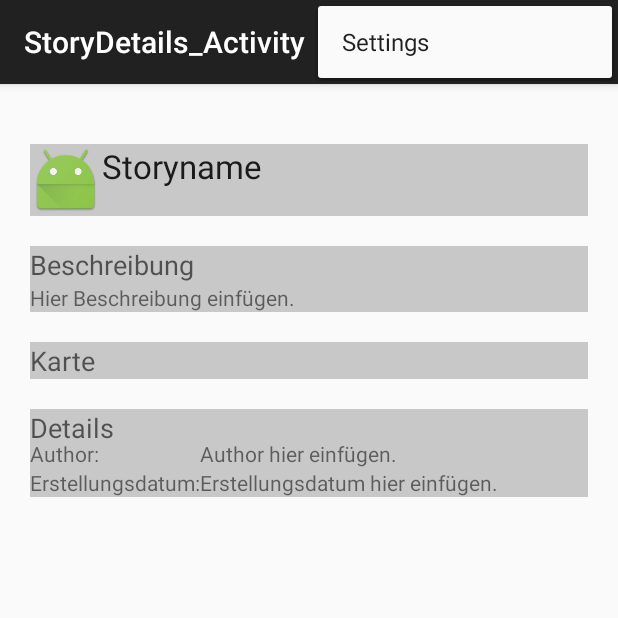
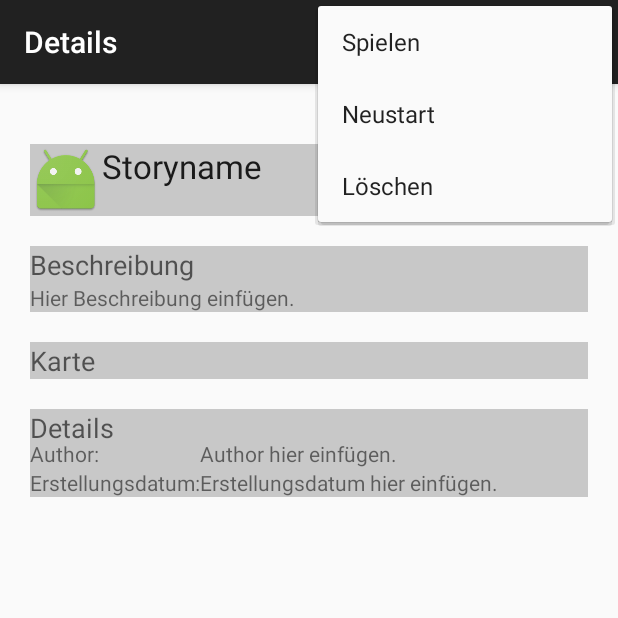
Before and after one commit to r0bn/swp2, an Android app: the StoryDetails_Activity screen opened directly, with no data from a screen before it, with the options menu open, on a phone screen of 412 x 824 dp, the top half of it. Run offline under Robolectric (Android 15) with nearby library versions, the light colour scheme and no system bars.

Commit message:
Details_Activity: Menüband für installierte Storys

```diff
--- a/player/StorytellAR/app/src/main/res/menu/menu_story_details_.xml
+++ b/player/StorytellAR/app/src/main/res/menu/menu_story_details_.xml
@@ -2,6 +2,10 @@
     xmlns:app="http://schemas.android.com/apk/res-auto"
     xmlns:tools="http://schemas.android.com/tools"
     tools:context="de.swp2.storytellar.StoryDetails_Activity">
-    <item android:id="@+id/action_settings" android:title="@string/action_settings"
+    <item android:id="@+id/action_restart" android:title="@string/action_restart"
+        android:orderInCategory="100" app:showAsAction="never" />
+    <item android:id="@+id/action_start" android:title="@string/action_start"
+        android:orderInCategory="100" app:showAsAction="never" />
+    <item android:id="@+id/action_delete" android:title="@string/action_delete"
         android:orderInCategory="100" app:showAsAction="never" />
 </menu>
--- a/player/StorytellAR/app/src/main/res/values/strings.xml
+++ b/player/StorytellAR/app/src/main/res/values/strings.xml
@@ -2,6 +2,9 @@
     <string name="app_name">StorytellAR</string>
 
     <string name="hello_world">Hello world!</string>
-    <string name="action_settings">Settings</string>
-    <string name="title_activity_story_details_">StoryDetails_Activity</string>
+    <string name="action_restart">Spielen</string>
+    <string name="action_start">Neustart</string>
+    <string name="action_delete">Löschen</string>
+    <string name="action_settings">settings</string>
+    <string name="title_activity_story_details_">Details</string>
 </resources>
```
